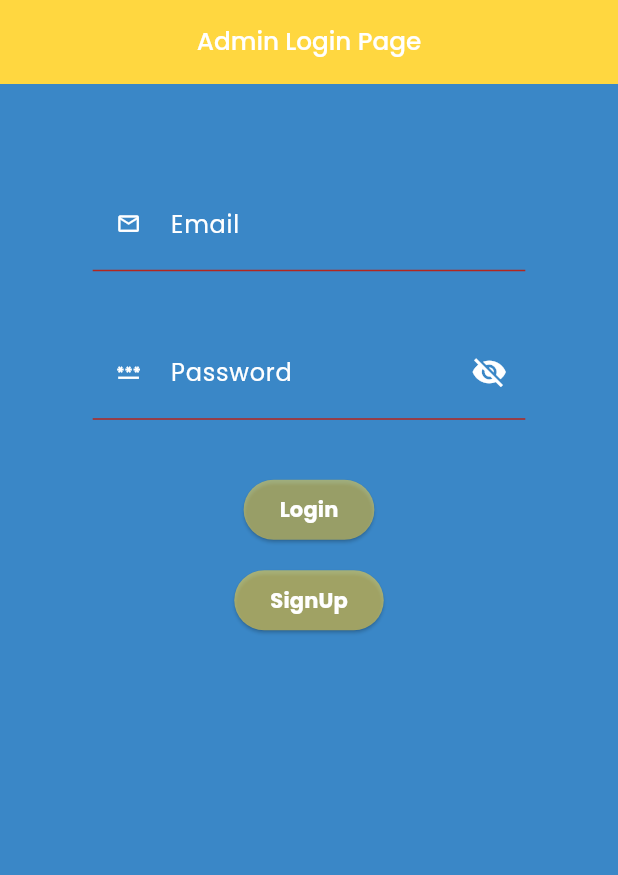
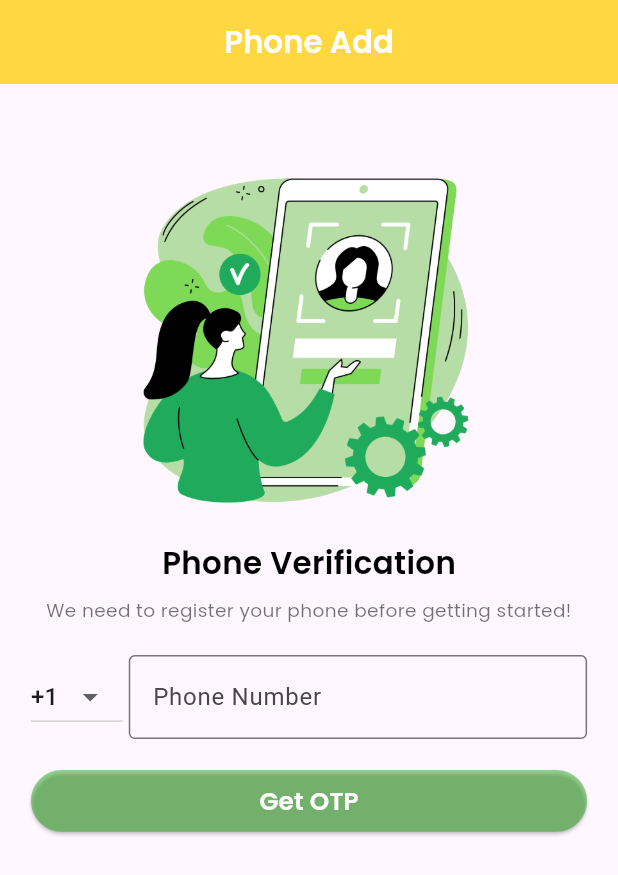
Before and after one commit to testgithubtiwari/Ecom-Admin, a Flutter app: the screen it shows after launch, on a phone screen of 412 x 824 dp. Shown: the top 875 px of the screen. Run offline on Flutter 3.47's test engine with Material 3 defaults, Android fonts, the phone set to English and light mode, and no system bars; our stand-ins replace firebase_auth, firebase_core, firebase_messaging, flutter_local_notifications, google_fonts, pinput and 1 more; accounts and stored records are empty.

Commit message:
some new change

```diff
--- /dev/null
+++ b/lib/auth/phone_add.dart
@@ -0,0 +1,176 @@
+// ignore_for_file: prefer_const_constructors
+
+import 'package:admin/auth/otp_verification.dart';
+import 'package:firebase_auth/firebase_auth.dart';
+import 'package:flutter/material.dart';
+import 'package:google_fonts/google_fonts.dart';
+
+class PhoneAdd extends StatefulWidget {
+  const PhoneAdd({super.key});
+
+  static String verify = "";
+
+  @override
+  State<PhoneAdd> createState() => _PhoneAddState();
+}
+
+class _PhoneAddState extends State<PhoneAdd> {
+  final TextEditingController _phoneNumberController = TextEditingController();
+  // TextEditingController _countryCodeController = TextEditingController();
+  String _selectedCountryCode = '+1';
+
+  List<String> countryCodes = [
+    '+1',
+    '+44',
+    '+81',
+    '+86',
+    '+91',
+  ];
+
+  @override
+  Widget build(BuildContext context) {
+    final Size size = MediaQuery.of(context).size;
+    return Scaffold(
+      appBar: AppBar(
+        title: Text(
+          'Phone Add',
+          style: GoogleFonts.poppins(
+            color: Colors.white,
+            fontSize: size.width * 0.05,
+            fontWeight: FontWeight.w600,
+          ),
+        ),
+        centerTitle: true,
+        backgroundColor: Colors.amberAccent,
+      ),
+      body: SingleChildScrollView(
+        child: Container(
+          padding: EdgeInsets.all(size.width * 0.02),
+          child: Column(
+            // mainAxisAlignment: MainAxisAlignment.center,
+            children: [
+              SizedBox(
+                height: size.width * 0.10,
+              ),
+              Container(
+                height: size.width * 0.60,
+                width: size.width * 0.60,
+                padding: EdgeInsets.all(size.width * 0.02),
+                child: Image.asset(
+                  'assets/images/img1.png',
+                  fit: BoxFit.fill,
+                ),
+              ),
+              SizedBox(
+                height: size.width * 0.02,
+              ),
+              Text(
+                'Phone Verification',
+                style: GoogleFonts.poppins(
+                  color: Colors.black,
+                  fontSize: size.width * 0.05,
+                  fontWeight: FontWeight.w600,
+                ),
+              ),
+              SizedBox(
+                height: size.width * 0.02,
+              ),
+              Text(
+                'We need to register your phone before getting started!',
+                style: GoogleFonts.poppins(
+                  color: const Color.fromARGB(141, 0, 0, 0),
+                  fontSize: size.width * 0.03,
+                  fontWeight: FontWeight.w400,
+                ),
+                textAlign: TextAlign.center,
+              ),
+              SizedBox(
+                height: size.width * 0.02,
+              ),
+              Container(
+                padding: EdgeInsets.all(size.width * 0.03),
+                child: Row(
+                  children: [
+                    Expanded(
+                      flex: 1,
+                      child: DropdownButton<String>(
+                        value: _selectedCountryCode,
+                        onChanged: (String? value) {
+                          setState(() {
+                            _selectedCountryCode = value!;
+                          });
+                        },
+                        items: countryCodes.map((String code) {
+                          return DropdownMenuItem<String>(
+                            value: code,
+                            child: Text(code),
+                          );
+                        }).toList(),
+                      ),
+                    ),
+                    SizedBox(
+                      width: size.width * 0.01,
+                    ),
+                    Expanded(
+                      flex: 5,
+                      child: TextField(
+                        controller: _phoneNumberController,
+                        keyboardType: TextInputType.phone,
+                        decoration: const InputDecoration(
+                          labelText: 'Phone Number',
+                          hintText: 'Enter phone number',
+                          border: OutlineInputBorder(),
+                        ),
+                      ),
+                    ),
+                  ],
+                ),
+              ),
+              SizedBox(height: size.width * 0.02),
+              SizedBox(
+                height: size.width * 0.10,
+                width: size.width * 0.90,
+                child: ElevatedButton(
+                  onPressed: () async {
+                    await FirebaseAuth.instance.verifyPhoneNumber(
+                      phoneNumber:
+                          _selectedCountryCode + _phoneNumberController.text,
+                      verificationCompleted:
+                          (PhoneAuthCredential credential) {},
+                      verificationFailed: (FirebaseAuthException e) {},
+                      codeSent: (String verificationId, int? resendToken) {
+                        PhoneAdd.verify = verificationId;
+                        Navigator.push(
+                            context,
+                            MaterialPageRoute(
+                                builder: (context) => const OtpVerification()));
+                      },
+                      codeAutoRetrievalTimeout: (String verificationId) {},
+                    );
+                    // ignore: use_build_context_synchronously
+                    // Navigator.push(
+                    //     context,
+                    //     MaterialPageRoute(
+                    //         builder: (context) => const OtpVerification()));
+                  },
+                  style: ElevatedButton.styleFrom(
+                    backgroundColor: Color.fromARGB(
+                        117, 31, 173, 18), // Set the background color
+                  ),
+                  child: Text(
+                    'Get OTP',
+                    style: GoogleFonts.poppins(
+                      color: Colors.white,
+                      fontSize: size.width * 0.04,
+                      fontWeight: FontWeight.w600,
+                    ),
+                  ),
+                ),
+              )
+            ],
+          ),
+        ),
+      ),
+    );
+  }
+}
--- a/lib/main.dart
+++ b/lib/main.dart
@@ -2,6 +2,7 @@
 
 import 'package:admin/auth/authprovider.dart';
 import 'package:admin/auth/login.dart';
+import 'package:admin/auth/phone_add.dart';
 import 'package:admin/notification_services.dart';
 import 'package:admin/subscribetoadminnews.dart';
 import 'package:firebase_messaging/firebase_messaging.dart';
@@ -94,7 +95,7 @@ class _MyAppState extends State<MyApp> {
   Widget build(BuildContext context) {
     return const MaterialApp(
       debugShowCheckedModeBanner: false,
-      home: Login(),
+      home: PhoneAdd(),
     );
   }
 }
--- a/pubspec.yaml
+++ b/pubspec.yaml
@@ -43,6 +43,8 @@ dependencies:
   flutter_local_notifications: ^7.0.0
   firebase_messaging: ^14.7.2
   path_provider: ^2.1.1
+  pinput: ^3.0.1
+  firebase_auth: ^4.15.3
 
 dev_dependencies:
   flutter_test:
@@ -67,8 +69,8 @@ flutter:
   uses-material-design: true
 
   # To add assets to your application, add an assets section, like this:
-  # assets:
-  #   - images/a_dot_burr.jpeg
+  assets:
+    - assets/images/
   #   - images/a_dot_ham.jpeg
 
   # An image asset can refer to one or more resolution-specific "variants", see
```
Also changed, not shown: lib/auth/otp_verification.dart (added, +189 -0 lines), assets/images/img1.png (added), pubspec.lock, 6 other files.
